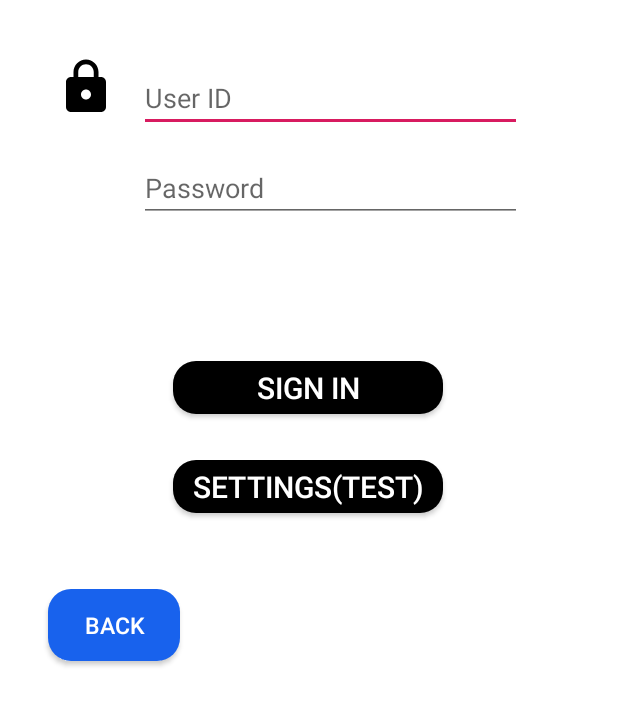
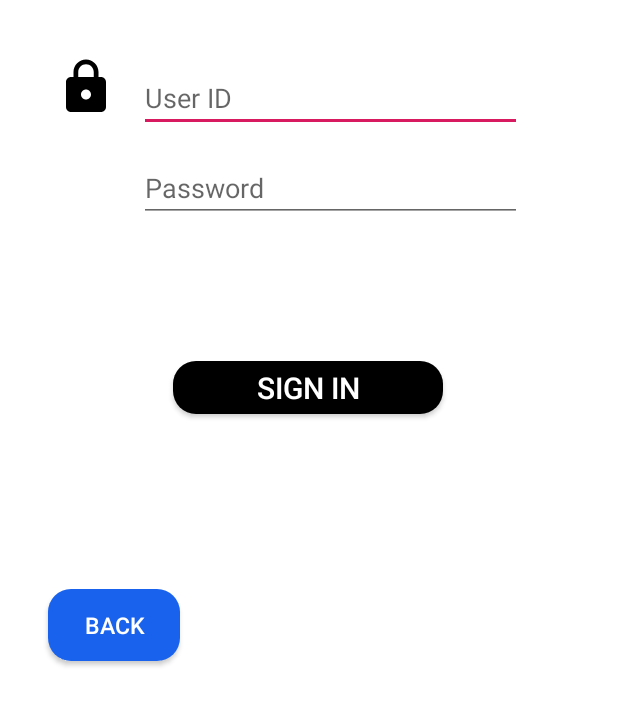
Before and after one commit to sicuriellovir/AssignmentBuddy, an Android app: the LoginScreen screen opened directly, with no data from a screen before it, on a phone screen of 412 x 824 dp, the part 527-1236 px from its top. Run offline under Robolectric (Android 15) with nearby library versions, the phone set to English and light mode, and no system bars.

Commit message:
Remove [settings test button] from Login Screen

```diff
--- a/app/src/main/java/com/example/softwareengrproject/LoginScreen.java
+++ b/app/src/main/java/com/example/softwareengrproject/LoginScreen.java
@@ -59,13 +59,6 @@ public class LoginScreen extends AppCompatActivity {
             }
         });
 
-        Button next = findViewById((R.id.button10));
-        next.setOnClickListener(new View.OnClickListener() {
-            @Override
-            public void onClick(View v) {
-                next();
-            }
-        });
     }
 
     public void submit(){
@@ -82,8 +75,4 @@ public class LoginScreen extends AppCompatActivity {
         startActivity(intent);
     }
 
-    public void next(){
-        Intent intent = new Intent(this,SettingsActivityPage.class);
-        startActivity(intent);
-    }
 }
--- a/app/src/main/res/layout/activity_loginscreen.xml
+++ b/app/src/main/res/layout/activity_loginscreen.xml
@@ -115,19 +115,6 @@
         app:layout_constraintTop_toBottomOf="@+id/user"
         app:layout_constraintVertical_bias="0.566" />
 
-    <Button
-        android:id="@+id/button10"
-        android:layout_width="180dp"
-        android:layout_height="35dp"
-        android:background="@drawable/black_rounded_button"
-        android:text="SETTINGS(TEST)"
-        android:textColor="@color/white"
-        android:textSize="20dp"
-        app:layout_constraintBottom_toTopOf="@id/BackButtonSettings"
-        app:layout_constraintEnd_toEndOf="parent"
-        app:layout_constraintHorizontal_bias="0.497"
-        app:layout_constraintStart_toStartOf="parent"
-        app:layout_constraintTop_toBottomOf="@+id/user"
-        app:layout_constraintVertical_bias="0.811" />
+
 
 </androidx.constraintlayout.widget.ConstraintLayout>
```
